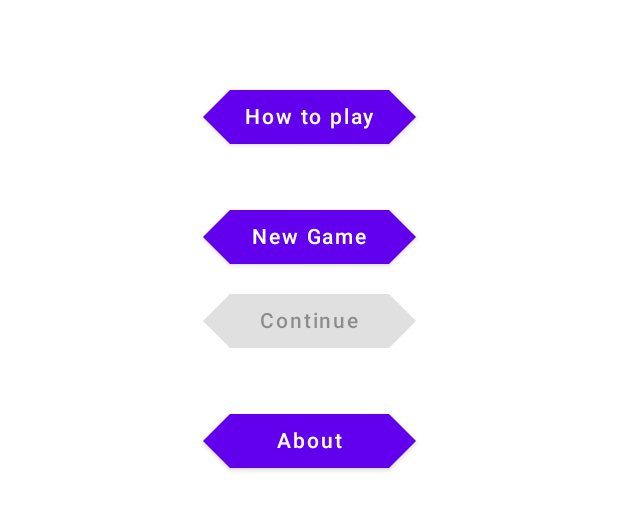
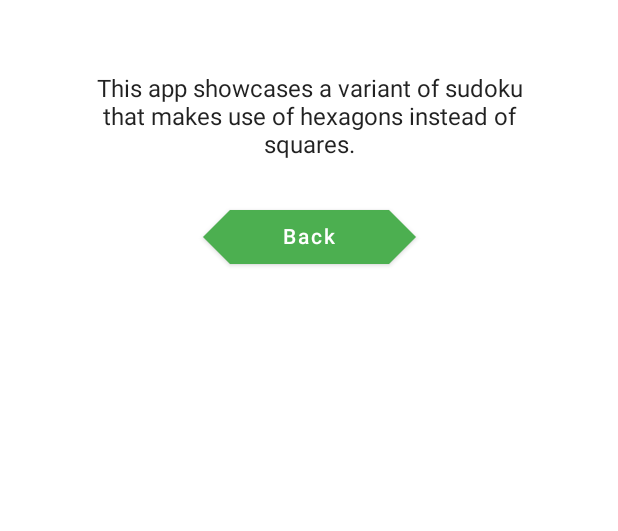
Before and after one commit to markus-vesetrud/HexudokuAndroid, an Android app built with Jetpack Compose: the screen it shows after launch (MainActivity), after a tap on "About", on a phone screen of 412 x 824 dp, the part 107-638 px from its top. Run offline under Robolectric (Android 15) with nearby library versions, the phone set to English and light mode, and no system bars.

Commit message:
Switch to colors from MaterialTheme

```diff
--- a/app/src/main/java/com/example/hexudoku/BoardModel.kt
+++ b/app/src/main/java/com/example/hexudoku/BoardModel.kt
@@ -128,7 +128,6 @@ class BoardModel(board: MutableMap<String, Int>?, solvedBoard: Map<String, Int>?
         while (randomIDArray.isNotEmpty() && remaining > 0) {
             remaining--
             val hexID = randomIDArray.removeAt(0)
-            println(hexID)
             val temporary = board[hexID]!!
             board[hexID] = 0
             if (!boardIsSolvable()) {
@@ -148,8 +147,6 @@ class BoardModel(board: MutableMap<String, Int>?, solvedBoard: Map<String, Int>?
 
         // If no mistakes then return one hex that is not yet filled in
         val results = calculateNext()
-        println(results.size)
-        println(boardIsSolvable())
         return Pair(results.entries.first().key, results.entries.first().value)
     }
 
--- a/app/src/main/java/com/example/hexudoku/MainActivity.kt
+++ b/app/src/main/java/com/example/hexudoku/MainActivity.kt
@@ -13,13 +13,9 @@ import androidx.compose.material.Text
 import androidx.compose.runtime.*
 import androidx.compose.ui.Alignment
 import androidx.compose.ui.Modifier
-import androidx.compose.ui.graphics.Color
-import androidx.compose.ui.graphics.RectangleShape
 import androidx.compose.ui.text.style.TextAlign
-import androidx.compose.ui.tooling.preview.Preview
 import androidx.compose.ui.unit.dp
 import androidx.compose.ui.unit.sp
-import androidx.navigation.NavHostController
 import androidx.navigation.compose.NavHost
 import androidx.navigation.compose.composable
 import androidx.navigation.compose.rememberNavController
@@ -60,25 +56,17 @@ fun MainContent() {
 
     NavHost(navController = navController, startDestination = "main menu") {
         composable("board") {
-            // Be aware! Here I assert that boardModel is not null, so ensure
-            // the boardModel has an appropriate value before navigating to board
-            if (boardModel == null) {
-                navController.navigate("main menu") {
-                    popUpTo("main menu") { inclusive = true }
+
+            // Be aware! If boardModel is null the app will navigate to the main menu
+            CustomColumn {
+                if (boardModel != null) {
+                    BoardView(400f, boardModel, backToMenu = backToMenuFunction)
                 }
-            }
-            CustomColumn {
-                BoardView(400f, boardModel!!, backToMenu = backToMenuFunction)
             }
         }
         composable("main menu") {
             CustomColumn {
                 Spacer(modifier = Modifier.height(50.dp))
-                HexButton(onClick = {
-                    navController.navigate("difficulty menu") },
-                    text = "How to play"
-                )
-                Spacer(modifier = Modifier.height(24.dp))
                 HexButton(
                     onClick = { navController.navigate("difficulty menu") },
                     text = "New Game"
@@ -89,9 +77,17 @@ fun MainContent() {
                     enabled = boardModel != null
                 )
                 Spacer(modifier = Modifier.height(24.dp))
+                HexButton(onClick = {
+                    navController.navigate("how to play") },
+                    text = "How to play"
+                )
                 HexButton(
-                    onClick = { navController.navigate("about menu") },
+                    onClick = { navController.navigate("about") },
                     text = "About"
+                )
+                HexButton(
+                    onClick = { navController.navigate("settings") },
+                    text = "Settings"
                 )
             }
         }
@@ -105,7 +101,6 @@ fun MainContent() {
                     },
                     text = "Short"
                 )
-
                 HexButton(
                     onClick = {
                         boardModel = BoardModel(null, null, 25)
@@ -113,7 +108,6 @@ fun MainContent() {
                     },
                     text = "Medium"
                 )
-
                 HexButton(
                     onClick = {
                         boardModel = BoardModel(null, null, 35)
@@ -121,7 +115,6 @@ fun MainContent() {
                     },
                     text = "Long"
                 )
-
                 HexButton(
                     onClick = {
                         boardModel = BoardModel(null, null, 50)
@@ -129,21 +122,7 @@ fun MainContent() {
                     },
                     text = "Max"
                 )
-
                 Spacer(modifier = Modifier.height(24.dp))
-
-                HexButton(onClick = { navController.navigate("main menu") {
-                    popUpTo("main menu") { inclusive = true }
-                } }, text = "Back")
-            }
-        }
-        composable("about") {
-            CustomColumn {
-                Text(
-                    modifier = Modifier.width(200.dp),
-                    textAlign = TextAlign.Center,
-                    text = "This app showcases a variant of sudoku that makes use of hexagons instead of squares."
-                )
                 HexButton(onClick = { navController.navigate("main menu") {
                     popUpTo("main menu") { inclusive = true }
                 } }, text = "Back")
@@ -152,6 +131,30 @@ fun MainContent() {
         composable("how to play") {
             CustomColumn {
                 // TODO Show examples of the board with lines along the "rows" and "columns"
+                Text(text = "Work in progress")
+                HexButton(onClick = { navController.navigate("main menu") {
+                    popUpTo("main menu") { inclusive = true }
+                } }, text = "Back")
+            }
+        }
+        composable("about") {
+            CustomColumn {
+                Spacer(modifier = Modifier.height(50.dp))
+                Text(
+                    modifier = Modifier.width(300.dp),
+                    textAlign = TextAlign.Center,
+                    text = "This app showcases a variant of sudoku that makes use of hexagons instead of squares."
+                )
+                Spacer(modifier = Modifier.height(24.dp))
+                HexButton(onClick = { navController.navigate("main menu") {
+                    popUpTo("main menu") { inclusive = true }
+                } }, text = "Back")
+            }
+        }
+        composable("settings") {
+            CustomColumn {
+                Spacer(modifier = Modifier.height(50.dp))
+                // TODO Add settings for toggling hint button, darkMode, and timer
                 Text(text = "Work in progress")
                 HexButton(onClick = { navController.navigate("main menu") {
                     popUpTo("main menu") { inclusive = true }
--- a/app/src/main/java/com/example/hexudoku/ui/theme/Color.kt
+++ b/app/src/main/java/com/example/hexudoku/ui/theme/Color.kt
@@ -2,7 +2,13 @@ package com.example.hexudoku.ui.theme
 
 import androidx.compose.ui.graphics.Color
 
-val Purple200 = Color(0xFFBB86FC)
-val Purple500 = Color(0xFF6200EE)
-val Purple700 = Color(0xFF3700B3)
-val Teal200 = Color(0xFF03DAC5)
+val Green = Color(0xff4caf50)
+val GreenDark = Color(0xff087f23)
+val GreenVariant = Color(0xff00c853)
+val GreenVariantDark = Color(0xff009624)
+val GreenVariant2 = Color(0xff43a047)
+val GreenVariantDark2 = Color(0xff00701a)
+val Blue = Color(0xff2196f3)
+val BlueDark = Color(0xff0069c0)
+val Black = Color(0xff000000)
+val White = Color(0xffffffff)
--- a/app/src/main/java/com/example/hexudoku/ui/theme/Theme.kt
+++ b/app/src/main/java/com/example/hexudoku/ui/theme/Theme.kt
@@ -1,21 +1,25 @@
 package com.example.hexudoku.ui.theme
 
 import androidx.compose.foundation.isSystemInDarkTheme
+import androidx.compose.material.Colors
 import androidx.compose.material.MaterialTheme
 import androidx.compose.material.darkColors
 import androidx.compose.material.lightColors
 import androidx.compose.runtime.Composable
+import androidx.compose.ui.graphics.Color
 
 private val DarkColorPalette = darkColors(
-    primary = Purple200,
-    primaryVariant = Purple700,
-    secondary = Teal200
+    primary = GreenDark,
+    primaryVariant = GreenVariantDark,
+    secondary = BlueDark,
+    onSurface = White,
 )
 
 private val LightColorPalette = lightColors(
-    primary = Purple500,
-    primaryVariant = Purple700,
-    secondary = Teal200
+    primary = Green,
+    primaryVariant = GreenVariant,
+    secondary = Blue,
+    onSurface = Black,
 
     /* Other default colors to override
     background = Color.White,
@@ -26,6 +30,10 @@ private val LightColorPalette = lightColors(
     onSurface = Color.Black,
     */
 )
+
+@get:Composable
+val Colors.primaryVariant2: Color
+    get() = if (isLight) GreenVariant2 else GreenVariantDark2
 
 @Composable
 fun HexSudokuTheme(darkTheme: Boolean = isSystemInDarkTheme(), content: @Composable () -> Unit) {
```
Also changed, not shown: app/src/main/java/com/example/hexudoku/BoardView.kt (+27 -11 lines).
